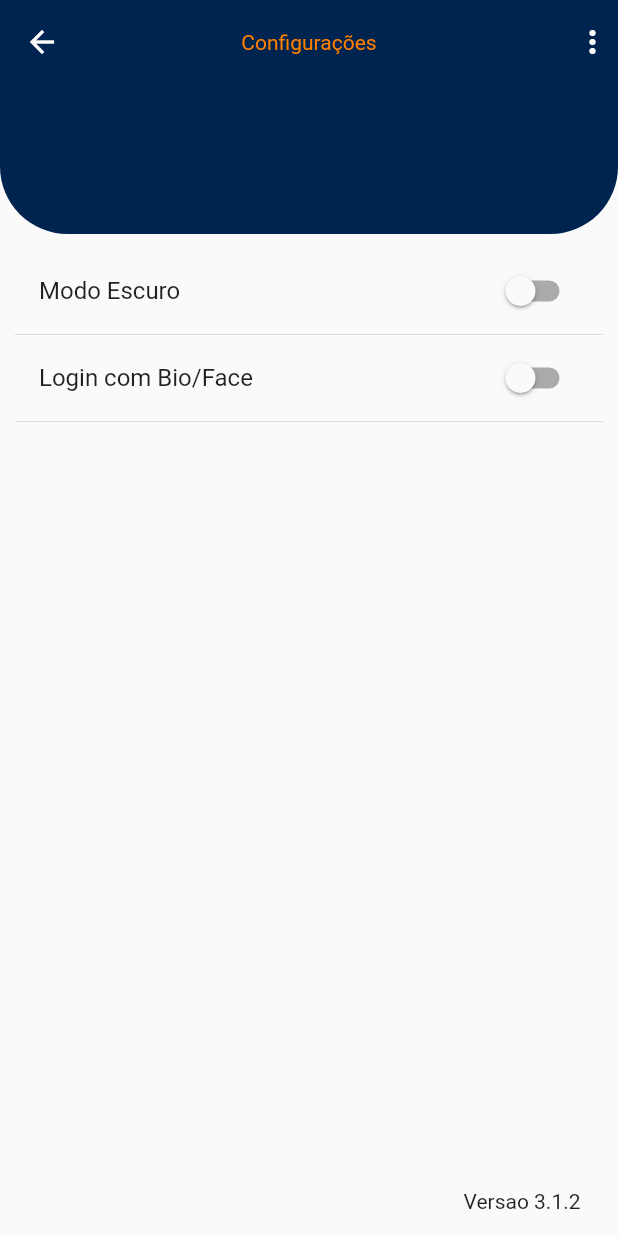
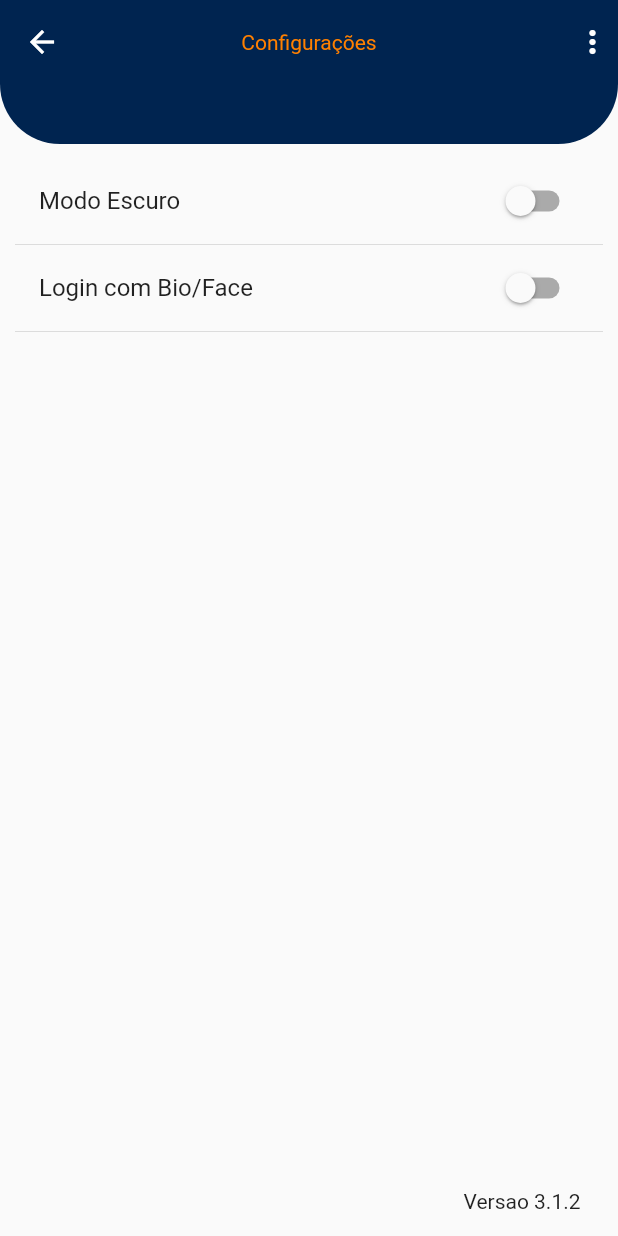
Before and after one commit to asseconttecno/LibAppsFlutter, a Flutter app: the ConfigScreen screen opened by its route, on a phone screen of 412 x 824 dp. Run offline on Flutter 3.47's test engine with Material 2 defaults, Android fonts, the phone set to English and light mode, and no system bars; our stand-ins replace auto_animated, charts_flutter, connectivity_plus, datetime_picker_formfield, device_preview, geocoding and 13 more; missing offline and left inert: charts_common, cpf_cnpj_validator, external_path, filesystem_picker, flutter_awesome_alert_box, flutter_calendar_week and 10 more; accounts and stored records are empty; statements that could not run were skipped.

Commit message:
Update config_screen.dart

```diff
--- a/lib/ui/smartphone/config/config_screen.dart
+++ b/lib/ui/smartphone/config/config_screen.dart
@@ -19,7 +19,7 @@ class _ScreenConfigState extends State<ConfigScreen> {
 
     return CustomScaffold.custom(
         context: context,
-        height: 100,
+        height: 40,
         appTitle: 'Configurações',
         body: Container(
             child: Column(
```
